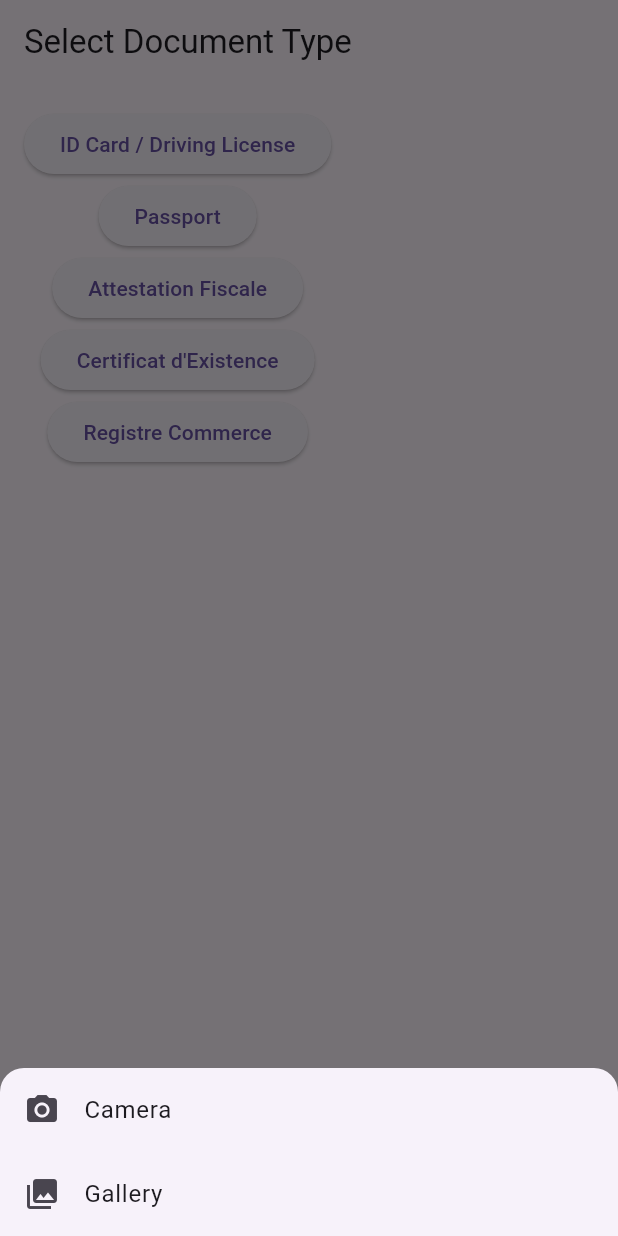
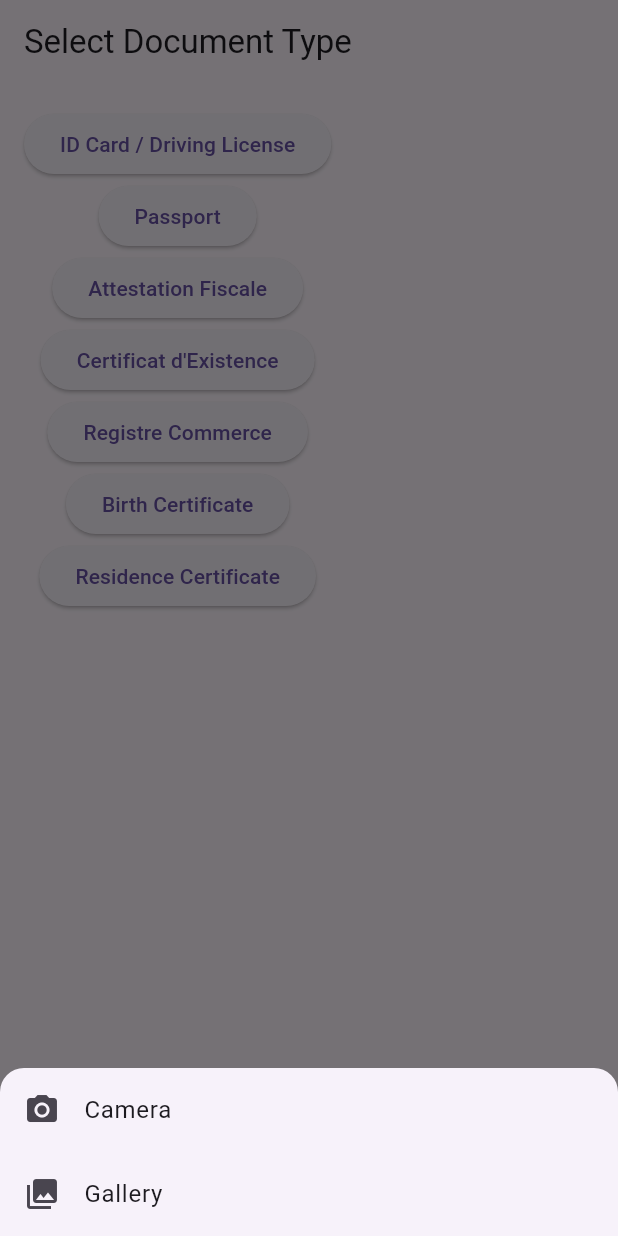
Before and after one commit to Adilchf/ocr_plugin, a Flutter app: the screen it shows after launch, after a tap on "ID Card / Driving License", on a phone screen of 412 x 824 dp. Run offline on Flutter 3.47's test engine with Material 3 defaults, Android fonts, the phone set to English and light mode, and no system bars; our stand-ins replace image_picker, plugin_platform_interface; missing offline and left inert: google_mlkit_text_recognition.

Commit message:
changing sdk

```diff
--- a/example/lib/main.dart
+++ b/example/lib/main.dart
@@ -2,6 +2,7 @@ import 'dart:io';
 import 'package:flutter/material.dart';
 import 'package:image_picker/image_picker.dart';
 import 'package:ocr_plugin/ocr_plugin.dart';
+import 'package:ocr_plugin_example/services/ocr_api.dart';
 
 void main() {
   WidgetsFlutterBinding.ensureInitialized();
@@ -31,14 +32,16 @@ class DocumentPage extends StatefulWidget {
 
 class _DocumentPageState extends State<DocumentPage> {
   final picker = ImagePicker();
-  OcrResult? _result;
+  OcrResult? _localResult; // plugin result
+  Map<String, dynamic>? _serverResult; // server result
   bool _loading = false;
   String? _currentDoc;
 
   Future<void> _pickAndExtract({required String docType}) async {
     setState(() {
       _currentDoc = docType;
-      _result = null;
+      _localResult = null;
+      _serverResult = null;
     });
 
     final source = await showModalBottomSheet<ImageSource>(
@@ -72,9 +75,18 @@ class _DocumentPageState extends State<DocumentPage> {
 
     try {
       final file = File(pickedFile.path);
-      final res = await OcrPlugin.extractData(file);
+
+      // Local OCR
+      final localRes = await OcrPlugin.extractData(file);
+
+      // Server OCR
+      final serverRes = await ServerOcrService.extractFromServer(file, docType);
+
       if (!mounted) return;
-      setState(() => _result = res);
+      setState(() {
+        _localResult = localRes;
+        _serverResult = serverRes;
+      });
     } finally {
       if (mounted) setState(() => _loading = false);
     }
@@ -82,7 +94,8 @@ class _DocumentPageState extends State<DocumentPage> {
 
   @override
   Widget build(BuildContext context) {
-    final hasResult = _result != null && !_loading;
+    final hasAnyResult =
+        (_localResult != null || _serverResult != null) && !_loading;
 
     return Scaffold(
       appBar: AppBar(title: const Text("Select Document Type")),
@@ -111,12 +124,20 @@ class _DocumentPageState extends State<DocumentPage> {
               child: const Text("Registre Commerce"),
               onPressed: () => _pickAndExtract(docType: "Registre Commerce"),
             ),
+            ElevatedButton(
+  child: const Text("Birth Certificate"),
+  onPressed: () => _pickAndExtract(docType: "Birth Certificate"),
+),
+ElevatedButton(
+  child: const Text("Residence Certificate"),
+  onPressed: () => _pickAndExtract(docType: "Residence Certificate"),
+),
 
             const SizedBox(height: 20),
 
             if (_loading) const CircularProgressIndicator(),
 
-            if (hasResult)
+            if (hasAnyResult)
               Expanded(
                 child: ListView(
                   children: [
@@ -125,7 +146,23 @@ class _DocumentPageState extends State<DocumentPage> {
                       style: Theme.of(context).textTheme.titleMedium,
                     ),
                     const Divider(height: 20),
-                    ..._buildDocFields(_currentDoc!, _result!),
+
+                    // Local OCR
+                    if (_localResult != null &&
+            _currentDoc != "Birth Certificate" &&
+            _currentDoc != "Residence Certificate") ...[
+                      Text("📌 Local OCR",
+                          style: Theme.of(context).textTheme.titleSmall),
+                      ..._buildDocFields(_currentDoc!, _localResult!),
+                      const SizedBox(height: 20),
+                    ],
+
+                    // Server OCR
+                    if (_serverResult != null) ...[
+                      Text("🌍 Server OCR",
+                          style: Theme.of(context).textTheme.titleSmall),
+                      ..._serverResult!.entries.map((e) => _kv(e.key, e.value)),
+                    ],
                   ],
                 ),
               ),
@@ -135,6 +172,7 @@ class _DocumentPageState extends State<DocumentPage> {
     );
   }
 
+  /// Local OCR specific fields
   List<Widget> _buildDocFields(String docType, OcrResult res) {
     switch (docType) {
       case "ID Card":
@@ -172,8 +210,10 @@ class _DocumentPageState extends State<DocumentPage> {
     }
   }
 
-  Widget _kv(String label, String? value) {
-    if ((value ?? '').isEmpty) return const SizedBox.shrink();
+  Widget _kv(String label, dynamic value) {
+    if (value == null || value.toString().isEmpty) {
+      return const SizedBox.shrink();
+    }
     return Padding(
       padding: const EdgeInsets.only(bottom: 6.0),
       child: Row(
@@ -186,7 +226,7 @@ class _DocumentPageState extends State<DocumentPage> {
               style: const TextStyle(fontWeight: FontWeight.bold),
             ),
           ),
-          Expanded(child: Text(value!)),
+          Expanded(child: Text(value.toString())),
         ],
       ),
     );
--- /dev/null
+++ b/example/lib/services/ocr_api.dart
@@ -0,0 +1,36 @@
+import 'dart:convert';
+import 'dart:io';
+import 'package:http/http.dart' as http;
+
+class ServerOcrService {
+  static const String baseHost = "http://192.168.2.27:8000";
+
+  /// Map docType to API endpoint
+  static String _endpointForDoc(String docType) {
+    switch (docType) {
+      case "Birth Certificate":
+        return "$baseHost/birth-certificate";
+      case "Residence Certificate":
+        return "$baseHost/residence-certificate";
+      default:
+        throw Exception("No server endpoint defined for $docType");
+    }
+  }
+
+  /// Upload image and get extracted data
+  static Future<Map<String, dynamic>> extractFromServer(File file, String docType) async {
+    final uri = Uri.parse(_endpointForDoc(docType));
+
+    var request = http.MultipartRequest('POST', uri)
+      ..files.add(await http.MultipartFile.fromPath('image', file.path)); // 👈 field is "image"
+
+    final response = await request.send();
+
+    if (response.statusCode == 200) {
+      final body = await response.stream.bytesToString();
+      return jsonDecode(body);
+    } else {
+      throw Exception("Server OCR failed: ${response.statusCode}");
+    }
+  }
+}
--- a/pubspec.yaml
+++ b/pubspec.yaml
@@ -4,7 +4,7 @@ version: 0.0.1
 homepage:
 
 environment:
-  sdk: ^3.8.1
+  sdk: ">=3.5.0 <4.0.0"
   flutter: '>=3.3.0'
 
 dependencies:
```
Lines whose indentation alone changed are shown as unchanged.
